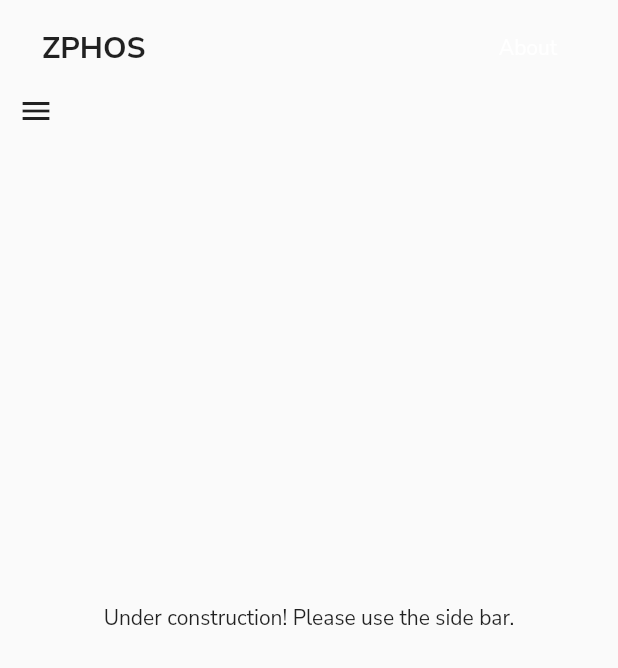
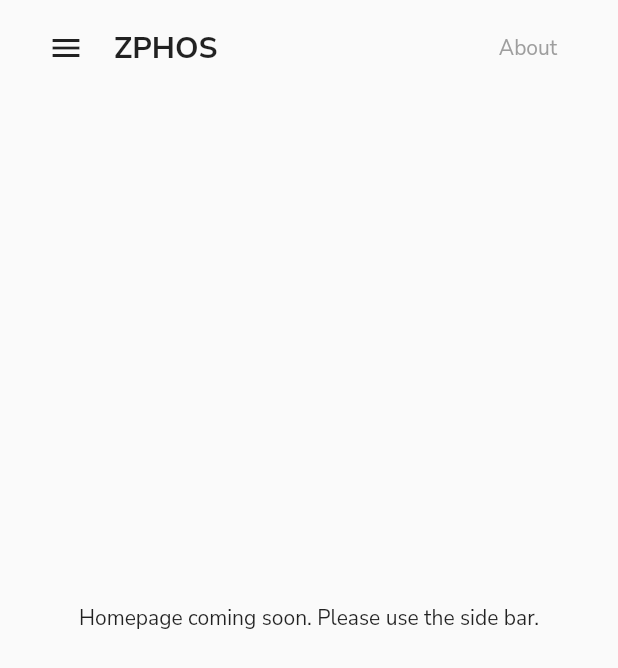
Before and after one commit to hytopoulos/zphos, a Flutter app: the screen it shows after launch, on a phone screen of 412 x 824 dp. Shown: the top 668 px of the screen. Run offline on Flutter 3.47's test engine with Material 2 defaults, Android fonts, the phone set to English and light mode, and no system bars; our stand-ins replace cloud_firestore, firebase_core, flutter_markdown, font_awesome_flutter; missing offline and left inert: flutter_highlighter, markdown; accounts and stored records are empty.

Commit message:
move menu button to website header

```diff
--- a/lib/about_button.dart
+++ b/lib/about_button.dart
@@ -32,7 +32,7 @@ class AboutButton extends StatelessWidget {
       },
       child: const Text(
         'About',
-        style: TextStyle(color: Colors.white),
+        // style: TextStyle(color: Colors.white),
       ),
     );
   }
--- a/lib/main.dart
+++ b/lib/main.dart
@@ -84,18 +84,6 @@ class _MyHomePageState extends State<MyHomePage> {
           drawerScrimColor: Colors.transparent,
           body: Stack(
             children: [
-              Container(
-                padding: const EdgeInsets.only(top: 50),
-                alignment: Alignment.topLeft,
-                child: IconButton(
-                  icon: const Icon(Icons.menu),
-                  onPressed: () {
-                    setState(() {
-                      _scaffoldKey.currentState!.openDrawer();
-                    });
-                  },
-                ),
-              ),
               Center(
                 child: Row(
                   children: [
@@ -106,7 +94,7 @@ class _MyHomePageState extends State<MyHomePage> {
                           Expanded(
                             child: Center(
                               child: Text(
-                                  'Under construction! Please use the side bar.'),
+                                  'Homepage coming soon. Please use the side bar.'),
                               // child: GridView.count(
                               //   padding: const EdgeInsets.symmetric(
                               //       horizontal: 20, vertical: 80),
@@ -128,10 +116,16 @@ class _MyHomePageState extends State<MyHomePage> {
                   ],
                 ),
               ),
+              TitleBar(
+                  title: widget.title,
+                  onMenuPressed: () {
+                    setState(() {
+                      _scaffoldKey.currentState!.openDrawer();
+                    });
+                  }),
             ],
           ),
         ),
-        TitleBar(title: widget.title),
       ],
     );
   }
--- a/lib/sidebar.dart
+++ b/lib/sidebar.dart
@@ -21,9 +21,9 @@ class _SideBarState extends State<SideBar> {
       elevation: 0,
       child: Column(
         children: [
-          const SizedBox(
-            height: 50,
-          ),
+          // const SizedBox(
+          //   height: 50,
+          // ),
           Container(
             alignment: Alignment.centerLeft,
             child: IconButton(
--- a/lib/title_bar.dart
+++ b/lib/title_bar.dart
@@ -1,10 +1,21 @@
 import 'package:flutter/material.dart';
 import 'package:zphos/about_button.dart';
+import 'package:zphos/main.dart';
+
+// class TitleBar extends StatefulWidget {
+//   const TitleBar({super.key, required this.title});
+
+//   final String title;
+
+//   @override
+//   State<TitleBar> createState() => _TitleBarState();
+// }
 
 class TitleBar extends StatelessWidget {
-  const TitleBar({super.key, required this.title});
+  final String title;
+  final void Function() onMenuPressed;
 
-  final String title;
+  const TitleBar({super.key, required this.title, required this.onMenuPressed});
 
   @override
   Widget build(BuildContext context) {
@@ -23,6 +34,10 @@ class TitleBar extends StatelessWidget {
         padding: const EdgeInsets.symmetric(horizontal: 20, vertical: 0),
         child: Row(
           children: [
+            IconButton(
+              icon: const Icon(Icons.menu),
+              onPressed: onMenuPressed,
+            ),
             TextButton(
               child: Text(
                 style: TextStyle(
@@ -33,7 +48,15 @@ class TitleBar extends StatelessWidget {
                 title,
               ),
               onPressed: () {
-                Navigator.pushNamed(context, '/');
+                Navigator.pushReplacement(
+                  context,
+                  PageRouteBuilder(
+                    pageBuilder: (_, __, ___) =>
+                        const MyHomePage(title: 'ZPHOS'),
+                    transitionDuration: Duration.zero,
+                  ),
+                );
+                // Navigator.pushNamed(context, '/');
               },
             ),
             const Spacer(),
```
Also changed, not shown: lib/post.dart (+86 -35 lines).
